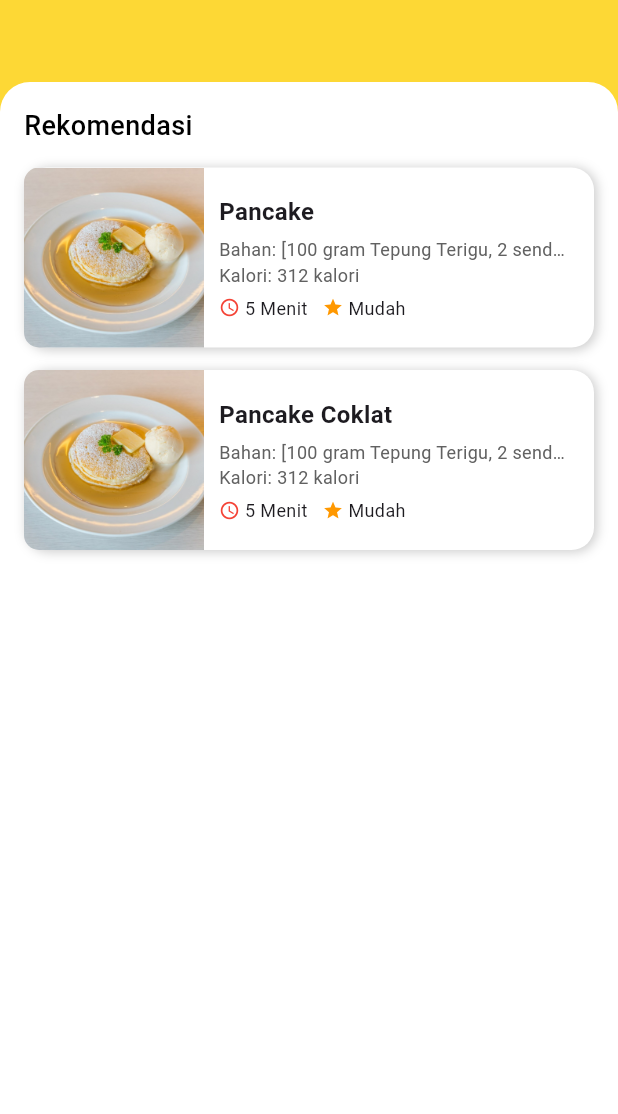
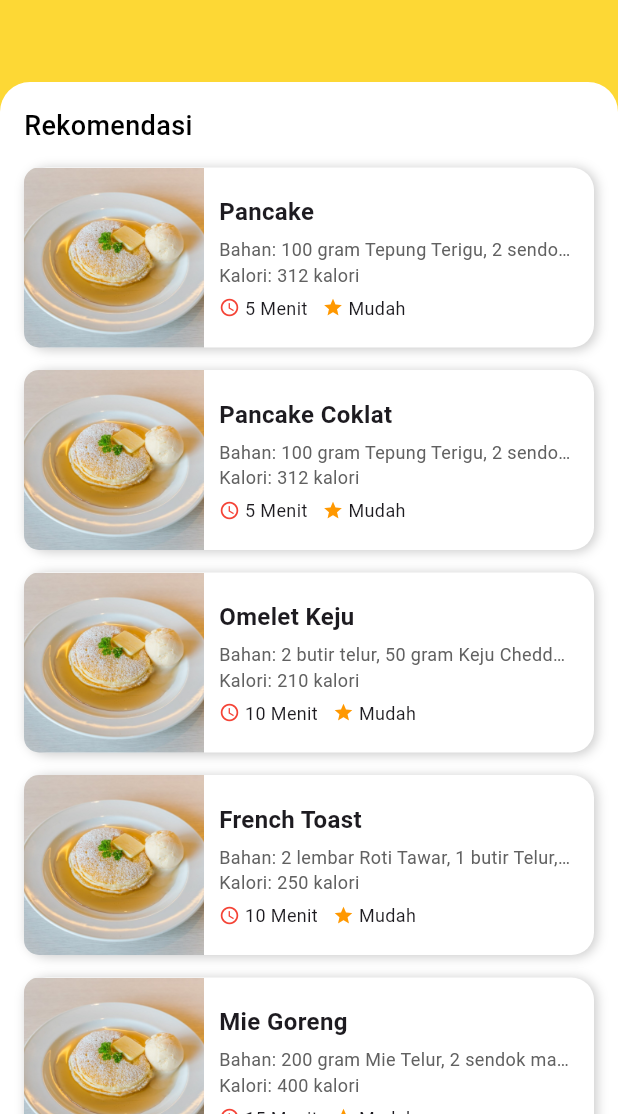
Before and after one commit to Xraa075/AutoChef, a Flutter app: the RekomendationRecipe screen opened by its route, on a phone screen of 412 x 824 dp, the part 122-1236 px from its top. Run offline on Flutter 3.47's test engine with Material 3 defaults, Android fonts, the phone set to English and light mode, and no system bars; accounts and stored records are empty.

Commit message:
dummmy data, card, rekomendasi

```diff
--- a/lib/data/dummy_recipes.dart
+++ b/lib/data/dummy_recipes.dart
@@ -49,4 +49,95 @@
       "Angkat dan sajikan dengan topping favorit."
     ],
   ),
+  Recipe(
+    name: "Omelet Keju",
+    category: "Western",
+    image: "lib/assets/images/pancake.jpg",
+    time: 10,
+    calories: 210,
+    protein: 15,
+    carbs: 2,
+    difficulity: "Mudah",
+    ingredients: [
+      "2 butir telur",
+      "50 gram Keju Cheddar",
+      "1 sendok makan Susu Cair",
+      "1/2 sendok teh Garam"
+    ],
+    steps: [
+      "Kocok telur bersama garam dan susu.",
+      "Panaskan wajan dengan sedikit minyak.",
+      "Tuang adonan telur, masak dengan api kecil.",
+      "Taburkan keju di atasnya, lalu lipat omelet.",
+      "Masak hingga matang, lalu angkat dan sajikan."
+    ],
+  ),
+  Recipe(
+    name: "French Toast",
+    category: "Western",
+    image: "lib/assets/images/pancake.jpg",
+    time: 10,
+    calories: 250,
+    protein: 8,
+    carbs: 30,
+    difficulity: "Mudah",
+    ingredients: [
+      "2 lembar Roti Tawar",
+      "1 butir Telur",
+      "50 ml Susu Cair",
+      "1 sendok makan Mentega"
+    ],
+    steps: [
+      "Kocok telur dan susu hingga tercampur rata.",
+      "Celupkan roti ke dalam campuran telur.",
+      "Panaskan wajan dengan mentega, lalu goreng roti hingga kecoklatan.",
+      "Balik dan masak sisi lainnya.",
+      "Angkat dan sajikan dengan madu atau buah-buahan."
+    ],
+  ),
+  Recipe(
+    name: "Mie Goreng",
+    category: "Asian",
+    image: "lib/assets/images/pancake.jpg",
+    time: 15,
+    calories: 400,
+    protein: 10,
+    carbs: 50,
+    difficulity: "Mudah",
+    ingredients: [
+      "200 gram Mie Telur",
+      "2 sendok makan Kecap Manis",
+      "1 butir Telur",
+      "50 gram Ayam Suwir"
+    ],
+    steps: [
+      "Rebus mie hingga matang, lalu tiriskan.",
+      "Panaskan minyak, tumis bawang putih hingga harum.",
+      "Masukkan telur, aduk hingga berbentuk orak-arik.",
+      "Tambahkan ayam dan mie, lalu beri kecap dan bumbu lainnya.",
+      "Aduk rata, masak hingga bumbu meresap, lalu sajikan."
+    ],
+  ),
+  Recipe(
+    name: "Salad Buah",
+    category: "Healthy",
+    image: "lib/assets/images/pancake.jpg",
+    time: 10,
+    calories: 150,
+    protein: 2,
+    carbs: 35,
+    difficulity: "Mudah",
+    ingredients: [
+      "100 gram Stroberi",
+      "100 gram Melon",
+      "100 gram Anggur",
+      "50 ml Yogurt"
+    ],
+    steps: [
+      "Potong semua buah sesuai selera.",
+      "Campurkan dalam satu mangkuk.",
+      "Tuangkan yogurt di atasnya.",
+      "Aduk rata, lalu sajikan dingin."
+    ],
+  ),
 ];
--- a/lib/views/recipe/recommendation_screen.dart
+++ b/lib/views/recipe/recommendation_screen.dart
@@ -21,7 +21,6 @@
       body: SafeArea(
         child: Column(
           children: [
-
             Expanded(
               child: Container(
                 margin: const EdgeInsets.only(top: 30), // Sedikit jarak agar lebih lega
@@ -48,7 +47,7 @@
                     ),
                     Expanded(
                       child: ListView.builder(
-                        padding: const EdgeInsets.symmetric(horizontal: 16),
+                        padding: const EdgeInsets.fromLTRB(16.0, 0.0, 16.0, 16.0),
                         itemCount: dummyRecipes.length,
                         itemBuilder: (context, index) {
                           return RecipeCard(
--- a/lib/widgets/recipe_card.dart
+++ b/lib/widgets/recipe_card.dart
@@ -54,7 +54,7 @@
                     ),
                     const SizedBox(height: 5),
                     Text(
-                      "Bahan: ${recipe.ingredients}",
+                      "Bahan: ${recipe.ingredients.join(', ')}",
                       style: TextStyle(fontSize: 12, color: Colors.grey[700]),
                       maxLines: 1, //biasany untuk menampilkan judul artikel
                       overflow: TextOverflow.ellipsis,
```
